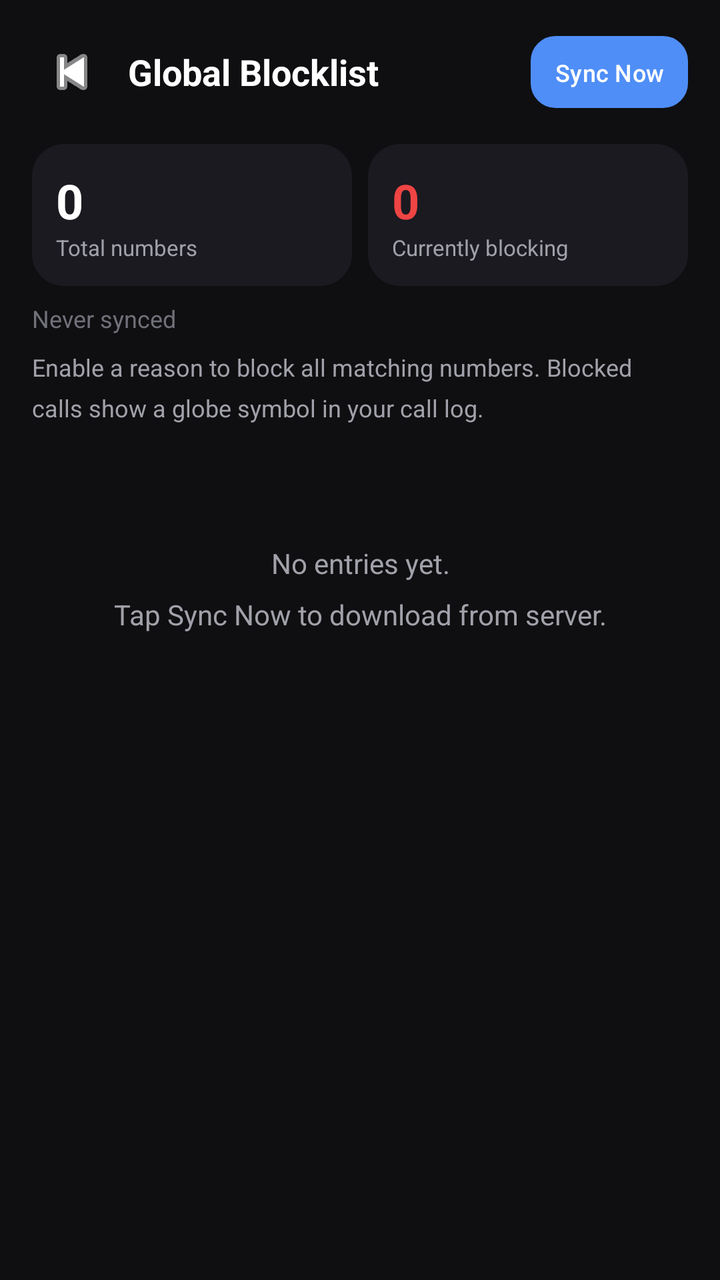
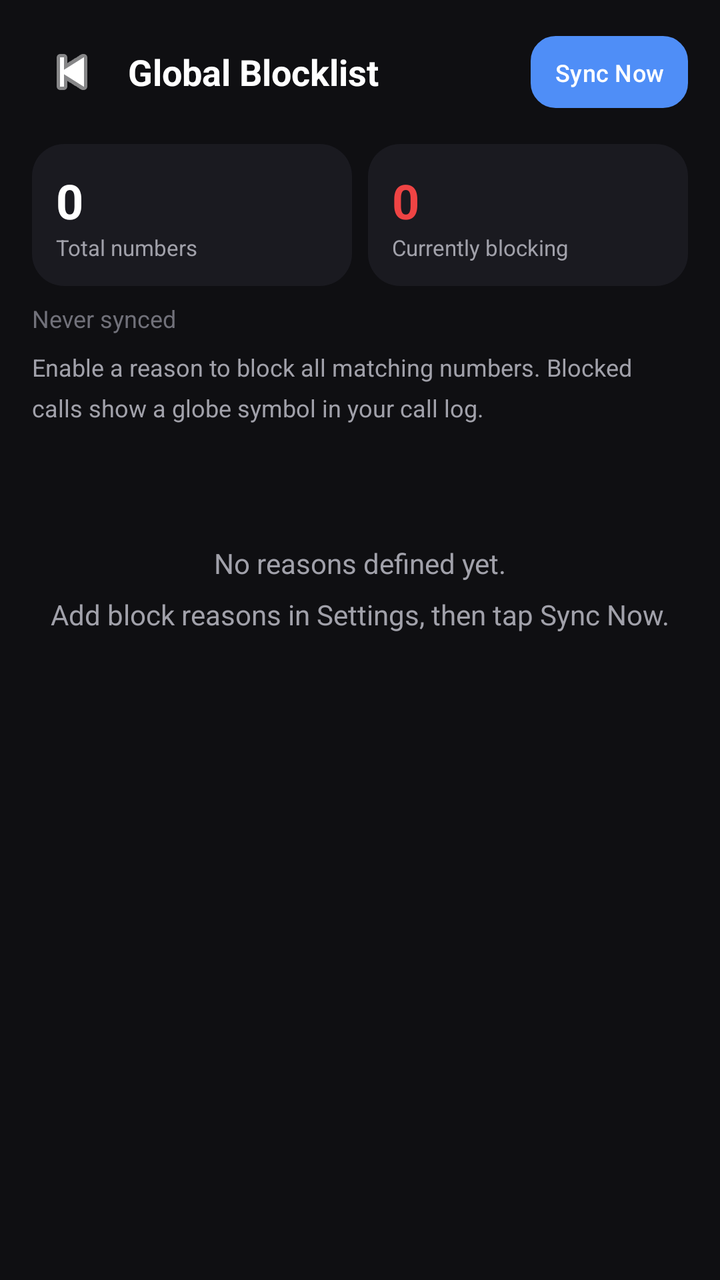

Screens rendered from an Android XML layout before and after an edit, with the pre-edit source and the edit as a unified diff.
<!-- AndroidManifest.xml: application theme Theme.CallFilter -->
<!-- res/layout/activity_global_blocklist.xml -->
<?xml version="1.0" encoding="utf-8"?>
<LinearLayout xmlns:android="http://schemas.android.com/apk/res/android"
    android:layout_width="match_parent" android:layout_height="match_parent"
    android:orientation="vertical" android:background="@color/bg">

    <LinearLayout android:layout_width="match_parent" android:layout_height="wrap_content"
        android:orientation="horizontal" android:gravity="center_vertical" android:padding="16dp">
        <ImageButton android:id="@+id/btnBack"
            android:layout_width="40dp" android:layout_height="40dp"
            android:src="@android:drawable/ic_media_previous"
            android:background="?android:attr/selectableItemBackgroundBorderless"
            android:tint="@color/text" android:contentDescription="Back"/>
        <TextView android:layout_width="0dp" android:layout_weight="1"
            android:layout_height="wrap_content" android:text="Global Blocklist"
            android:textSize="18sp" android:textStyle="bold" android:textColor="@color/text"
            android:layout_marginStart="8dp"/>
        <Button android:id="@+id/btnGlobalSync"
            android:layout_width="wrap_content" android:layout_height="36dp"
            android:text="Sync Now" android:textSize="12sp" android:textColor="@color/text"
            android:background="@drawable/btn_type_inactive"
            android:paddingStart="12dp" android:paddingEnd="12dp" android:minWidth="0dp"/>
    </LinearLayout>

    <LinearLayout android:layout_width="match_parent" android:layout_height="wrap_content"
        android:orientation="horizontal" android:paddingStart="16dp" android:paddingEnd="16dp"
        android:paddingBottom="8dp">
        <LinearLayout android:layout_width="0dp" android:layout_weight="1"
            android:layout_height="wrap_content" android:orientation="vertical"
            android:background="@drawable/card_bg" android:padding="12dp" android:layout_marginEnd="8dp">
            <TextView android:id="@+id/globalTotalEntries"
                android:layout_width="wrap_content" android:layout_height="wrap_content"
                android:text="0" android:textSize="24sp" android:textStyle="bold" android:textColor="@color/text"/>
            <TextView android:layout_width="wrap_content" android:layout_height="wrap_content"
                android:text="Total numbers" android:textSize="11sp" android:textColor="@color/subtext"/>
        </LinearLayout>
        <LinearLayout android:layout_width="0dp" android:layout_weight="1"
            android:layout_height="wrap_content" android:orientation="vertical"
            android:background="@drawable/card_bg" android:padding="12dp">
            <TextView android:id="@+id/globalActiveCount"
                android:layout_width="wrap_content" android:layout_height="wrap_content"
                android:text="0" android:textSize="24sp" android:textStyle="bold" android:textColor="@color/reject"/>
            <TextView android:layout_width="wrap_content" android:layout_height="wrap_content"
                android:text="Currently blocking" android:textSize="11sp" android:textColor="@color/subtext"/>
        </LinearLayout>
    </LinearLayout>

    <TextView android:id="@+id/globalLastSync"
        android:layout_width="wrap_content" android:layout_height="wrap_content"
        android:text="Never synced" android:textSize="12sp" android:textColor="@color/muted"
        android:paddingStart="16dp" android:paddingEnd="16dp" android:paddingBottom="8dp"/>

    <TextView android:layout_width="match_parent" android:layout_height="wrap_content"
        android:text="Enable a reason to block all matching numbers. Blocked calls show a globe symbol in your call log."
        android:textSize="12sp" android:textColor="@color/subtext"
        android:paddingStart="16dp" android:paddingEnd="16dp" android:paddingBottom="12dp"
        android:lineSpacingMultiplier="1.4"/>

    <ScrollView android:layout_width="match_parent" android:layout_height="0dp" android:layout_weight="1">
        <LinearLayout android:id="@+id/globalReasonsContainer"
            android:layout_width="match_parent" android:layout_height="wrap_content"
            android:orientation="vertical" android:paddingStart="16dp"
            android:paddingEnd="16dp" android:paddingBottom="24dp">
            <TextView android:id="@+id/globalEmptyView"
                android:layout_width="match_parent" android:layout_height="wrap_content"
                android:text="No entries yet.\nTap Sync Now to download from server."
                android:textSize="14sp" android:textColor="@color/subtext"
                android:gravity="center" android:paddingTop="48dp"
                android:lineSpacingMultiplier="1.5" android:visibility="visible"/>
        </LinearLayout>
    </ScrollView>
</LinearLayout>
<!-- resources referenced by this layout -->
<resources>
  <color name="bg">#0F0F12</color>
  <color name="muted">#71717A</color>
  <color name="reject">#EF4444</color>
  <color name="subtext">#A1A1AA</color>
  <color name="text">#FFFFFF</color>
  <!-- drawable btn_type_inactive (drawable) -->
  <?xml version="1.0" encoding="utf-8"?>
  <shape xmlns:android="http://schemas.android.com/apk/res/android" android:shape="rectangle">
      <corners android:radius="12dp"/>
      <solid android:color="#22232A"/>
      <stroke android:width="1dp" android:color="#2D2E36"/>
  </shape>
  <!-- drawable card_bg (drawable) -->
  <?xml version="1.0" encoding="utf-8"?>
  <shape xmlns:android="http://schemas.android.com/apk/res/android" android:shape="rectangle">
      <corners android:radius="16dp"/>
      <solid android:color="#1A1A20"/>
  </shape>
  <style name="Theme.CallFilter" parent="Theme.Material3.DayNight.NoActionBar">
          <item name="android:windowBackground">@color/bg</item>
          <item name="android:statusBarColor">@color/bg</item>
          <item name="android:navigationBarColor">@color/bg</item>
          <item name="android:windowLightStatusBar">false</item>
          <item name="colorPrimary">@color/accent</item>
          <item name="colorOnPrimary">@color/white</item>
          <item name="android:textColor">@color/text</item>
      </style>
  <color name="accent">#4F8EF7</color>
  <color name="white">#FFFFFF</color>
</resources>

<!-- the commit's change to res/layout/activity_global_blocklist.xml (unified diff, before → after) -->
@@ -3,6 +3,7 @@
     android:layout_width="match_parent" android:layout_height="match_parent"
     android:orientation="vertical" android:background="@color/bg">
 
+    
     <LinearLayout android:layout_width="match_parent" android:layout_height="wrap_content"
         android:orientation="horizontal" android:gravity="center_vertical" android:padding="16dp">
         <ImageButton android:id="@+id/btnBack"
@@ -21,40 +22,49 @@
             android:paddingStart="12dp" android:paddingEnd="12dp" android:minWidth="0dp"/>
     </LinearLayout>
 
+    
     <LinearLayout android:layout_width="match_parent" android:layout_height="wrap_content"
         android:orientation="horizontal" android:paddingStart="16dp" android:paddingEnd="16dp"
         android:paddingBottom="8dp">
-        <LinearLayout android:layout_width="0dp" android:layout_weight="1"
+        <LinearLayout android:id="@+id/statsTotalCard"
+            android:layout_width="0dp" android:layout_weight="1"
             android:layout_height="wrap_content" android:orientation="vertical"
-            android:background="@drawable/card_bg" android:padding="12dp" android:layout_marginEnd="8dp">
+            android:background="@drawable/card_bg" android:padding="12dp"
+            android:layout_marginEnd="8dp">
             <TextView android:id="@+id/globalTotalEntries"
                 android:layout_width="wrap_content" android:layout_height="wrap_content"
-                android:text="0" android:textSize="24sp" android:textStyle="bold" android:textColor="@color/text"/>
+                android:text="0" android:textSize="24sp" android:textStyle="bold"
+                android:textColor="@color/text"/>
             <TextView android:layout_width="wrap_content" android:layout_height="wrap_content"
                 android:text="Total numbers" android:textSize="11sp" android:textColor="@color/subtext"/>
         </LinearLayout>
-        <LinearLayout android:layout_width="0dp" android:layout_weight="1"
+        <LinearLayout android:id="@+id/statsActiveCard"
+            android:layout_width="0dp" android:layout_weight="1"
             android:layout_height="wrap_content" android:orientation="vertical"
             android:background="@drawable/card_bg" android:padding="12dp">
             <TextView android:id="@+id/globalActiveCount"
                 android:layout_width="wrap_content" android:layout_height="wrap_content"
-                android:text="0" android:textSize="24sp" android:textStyle="bold" android:textColor="@color/reject"/>
+                android:text="0" android:textSize="24sp" android:textStyle="bold"
+                android:textColor="@color/reject"/>
             <TextView android:layout_width="wrap_content" android:layout_height="wrap_content"
                 android:text="Currently blocking" android:textSize="11sp" android:textColor="@color/subtext"/>
         </LinearLayout>
     </LinearLayout>
 
+    
     <TextView android:id="@+id/globalLastSync"
         android:layout_width="wrap_content" android:layout_height="wrap_content"
         android:text="Never synced" android:textSize="12sp" android:textColor="@color/muted"
         android:paddingStart="16dp" android:paddingEnd="16dp" android:paddingBottom="8dp"/>
 
+    
     <TextView android:layout_width="match_parent" android:layout_height="wrap_content"
         android:text="Enable a reason to block all matching numbers. Blocked calls show a globe symbol in your call log."
         android:textSize="12sp" android:textColor="@color/subtext"
         android:paddingStart="16dp" android:paddingEnd="16dp" android:paddingBottom="12dp"
         android:lineSpacingMultiplier="1.4"/>
 
+    
     <ScrollView android:layout_width="match_parent" android:layout_height="0dp" android:layout_weight="1">
         <LinearLayout android:id="@+id/globalReasonsContainer"
             android:layout_width="match_parent" android:layout_height="wrap_content"
@@ -62,7 +72,7 @@
             android:paddingEnd="16dp" android:paddingBottom="24dp">
             <TextView android:id="@+id/globalEmptyView"
                 android:layout_width="match_parent" android:layout_height="wrap_content"
-                android:text="No entries yet.\nTap Sync Now to download from server."
+                android:text="No reasons defined yet.\nAdd block reasons in Settings, then tap Sync Now."
                 android:textSize="14sp" android:textColor="@color/subtext"
                 android:gravity="center" android:paddingTop="48dp"
                 android:lineSpacingMultiplier="1.5" android:visibility="visible"/>
